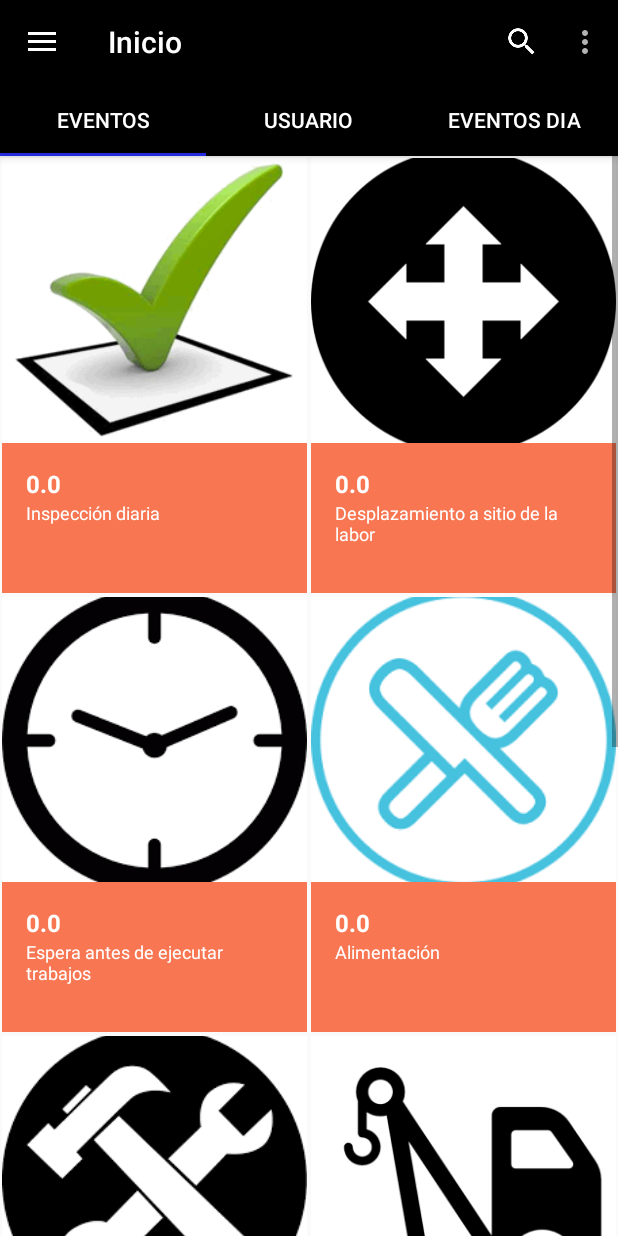
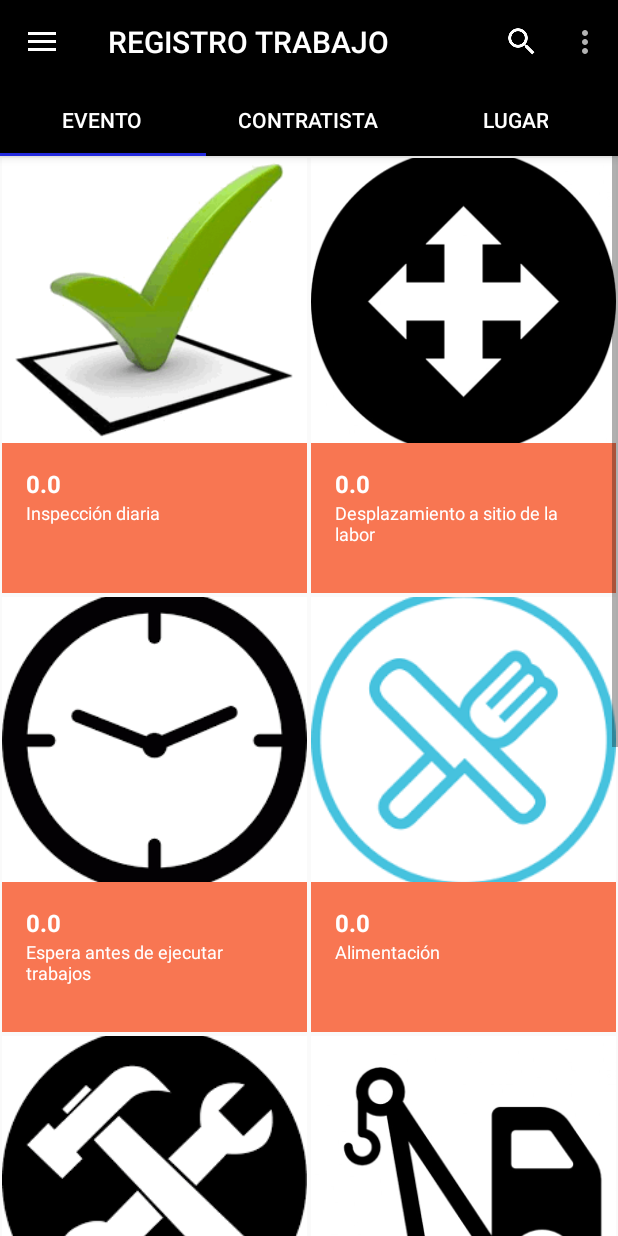
Before and after one commit to diegoochoac/ConcentradorEventos, an Android app: the FragmentoCategoria screen opened directly, with no data from a screen before it, on a phone screen of 412 x 824 dp. Run offline under Robolectric (Android 15) with nearby library versions, the phone set to English and light mode, and no system bars; pictures from the network do not load.

Commit message:
Actualizacion Codigo2

```diff
--- a/app/src/main/java/fragments/FragmentoCategoria.java
+++ b/app/src/main/java/fragments/FragmentoCategoria.java
@@ -13,7 +13,10 @@ import android.view.ViewGroup;
 
 import com.concentrador.agrum.concentradoreventos.R;
 
+import basedatos.contratista.Contratista;
 import utils.AdaptadorCategorias;
+import utils.AdaptadorContratista;
+import utils.Contratistas;
 import utils.Eventos;
 import utils.ItemClickListener;
 import utils.OnFragmentInteractionListener;
@@ -29,6 +32,9 @@ public class FragmentoCategoria extends Fragment implements ItemClickListener {
     private RecyclerView reciclador;
     private GridLayoutManager layoutManager;
     private AdaptadorCategorias adaptador;
+    private AdaptadorContratista adaptadorContratista;
+
+    int indiceSeccion;
 
     private OnFragmentInteractionListener mCallback = null;
 
@@ -51,26 +57,34 @@ public class FragmentoCategoria extends Fragment implements ItemClickListener {
                              Bundle savedInstanceState) {
         View view = inflater.inflate(R.layout.fragmento_grupo_items, container, false);
 
-        reciclador = (RecyclerView) view.findViewById(R.id.reciclador);
-        layoutManager = new GridLayoutManager(getActivity(), 2);
-        reciclador.setLayoutManager(layoutManager);
+        reciclador = (RecyclerView) view.findViewById(R.id.reciclador1);
 
-        int indiceSeccion = getArguments().getInt(INDICE_SECCION);
+        indiceSeccion = getArguments().getInt(INDICE_SECCION);
 
         switch (indiceSeccion) {
             case 0:
+                layoutManager = new GridLayoutManager(getActivity(), 2);
+                reciclador.setLayoutManager(layoutManager);
+
                 adaptador = new AdaptadorCategorias(Eventos.EVENTOS);
+                reciclador.setAdapter(adaptador);
+                adaptador.setClickListener(this);
                 break;
             case 1:
-                adaptador = new AdaptadorCategorias(Eventos.BEBIDAS);//TODO cambiar
+                layoutManager = new GridLayoutManager(getActivity(), 3);
+                reciclador.setLayoutManager(layoutManager);
+
+                adaptadorContratista = new AdaptadorContratista(Contratistas.CONTRATISTAS);//TODO cambiar
+                reciclador.setAdapter(adaptadorContratista);
+                adaptadorContratista.setClickListener(this);
                 break;
             case 2:
-                adaptador = new AdaptadorCategorias(Eventos.POSTRES);
+                //adaptador = new AdaptadorCategorias(Eventos.POSTRES);
+                //reciclador.setAdapter(adaptador);
+                //adaptador.setClickListener(this);
                 break;
         }
 
-        reciclador.setAdapter(adaptador);
-        adaptador.setClickListener(this);
         return view;
     }
 
@@ -111,11 +125,22 @@ public class FragmentoCategoria extends Fragment implements ItemClickListener {
 
     @Override
     public void onClick(View view, int position) {
-        Log.i("Fragmento Categoria","posicion: "+position);
 
-        Bundle args = new Bundle();
-        args.putInt("EventoSelec",position);
-        mCallback.onFragmentIteration(args);
+        switch (indiceSeccion) {
+            case 0:
+                Log.i("Fragmento Categoria","Evento posicion: "+position);
+                Bundle args = new Bundle();
+                args.putInt("EventoSelec",position);
+                mCallback.onFragmentIteration(args);
+                break;
+            case 1:
+                Log.i("Fragmento Categoria","Contratista posicion: "+position);
+                break;
+            case 2:
+                Log.i("Fragmento Categoria","Lugar posicion: "+position);
+                break;
+        }
+
 
     }
 }
--- a/app/src/main/java/fragments/FragmentoCategorias.java
+++ b/app/src/main/java/fragments/FragmentoCategorias.java
@@ -59,8 +59,8 @@ public class FragmentoCategorias extends Fragment {
     private void poblarViewPager(ViewPager viewPager) {
         AdaptadorSecciones adapter = new AdaptadorSecciones(getFragmentManager());
         adapter.addFragment(FragmentoCategoria.nuevaInstancia(0), getString(R.string.titulo_tab_eventos));
-        adapter.addFragment(FragmentoCategoria.nuevaInstancia(1), getString(R.string.titulo_tab_eventos_usuario));
-        adapter.addFragment(FragmentoCategoria.nuevaInstancia(2), getString(R.string.titulo_tab_eventos_dia));
+        adapter.addFragment(FragmentoCategoria.nuevaInstancia(1), getString(R.string.titulo_tab_contratista));
+        adapter.addFragment(FragmentoCategoria.nuevaInstancia(2), getString(R.string.titulo_tab_lugar));
         viewPager.setAdapter(adapter);
     }
 
--- /dev/null
+++ b/app/src/main/java/utils/AdaptadorContratista.java
@@ -0,0 +1,92 @@
+package utils;
+
+import android.support.v7.widget.RecyclerView;
+import android.util.Log;
+import android.view.LayoutInflater;
+import android.view.View;
+import android.view.ViewGroup;
+import android.widget.ImageView;
+import android.widget.TextView;
+
+import com.bumptech.glide.Glide;
+import com.concentrador.agrum.concentradoreventos.R;
+
+import java.util.List;
+
+import basedatos.contratista.Contratista;
+
+/**
+ * Adaptador para comidas usadas en la sección "Categorías"
+ */
+public class AdaptadorContratista extends RecyclerView.Adapter<AdaptadorContratista.ViewHolder> {
+
+
+    private final List<Contratistas> items;
+
+    static ItemClickListener clickListener;
+
+    public static class ViewHolder extends RecyclerView.ViewHolder implements View.OnClickListener{
+        // Campos respectivos de un item
+        public TextView nombre;
+        public TextView precio;
+        public ImageView imagen;
+
+
+        public ViewHolder(View v) {
+            super(v);
+
+            nombre = (TextView) v.findViewById(R.id.nombre_comida);
+            precio = (TextView) v.findViewById(R.id.precio_comida);
+            imagen = (ImageView) v.findViewById(R.id.miniatura_comida);
+            v.setTag(v);
+            v.setOnClickListener(this);
+        }
+
+        @Override
+        public void onClick(View view) {
+            Log.i("posision","posicion:");
+            if(clickListener != null){
+                clickListener.onClick(view, getAdapterPosition()); //OnItemClickListener mItemClickListener;
+            }
+        }
+    }
+
+
+    public void setClickListener(ItemClickListener itemClickListener){
+        this.clickListener = itemClickListener;
+    }
+
+
+
+    public AdaptadorContratista(List<Contratistas> items) {
+        this.items = items;
+    }
+
+
+    @Override
+    public int getItemCount() {
+        return items.size();
+    }
+
+    @Override
+    public ViewHolder onCreateViewHolder(ViewGroup viewGroup, int i) {
+        View v = LayoutInflater.from(viewGroup.getContext())
+                .inflate(R.layout.item_lista_categorias, viewGroup, false);
+        return new ViewHolder(v);
+    }
+
+    @Override
+    public void onBindViewHolder(ViewHolder viewHolder, int i) {
+        Contratistas item = items.get(i);
+
+        Glide.with(viewHolder.itemView.getContext())
+                .load(item.getIdDrawable())
+                .centerCrop()
+                .into(viewHolder.imagen);
+        viewHolder.nombre.setText(item.getNombre());
+        viewHolder.precio.setText("" + item.getPrecio());
+
+    }
+
+
+}
--- /dev/null
+++ b/app/src/main/java/utils/Contratistas.java
@@ -0,0 +1,48 @@
+package utils;
+
+import com.concentrador.agrum.concentradoreventos.R;
+
+import java.util.ArrayList;
+import java.util.List;
+
+/**
+ * Modelo de datos estático para alimentar la aplicación
+ */
+public class Contratistas {
+    private float precio;
+    private String nombre;
+    private int idDrawable;
+
+    public Contratistas(float precio, String nombre, int idDrawable) {
+        this.precio = precio;
+        this.nombre = nombre;
+        this.idDrawable = idDrawable;
+    }
+
+    public static final List<Contratistas> CONTRATISTAS = new ArrayList<>();
+
+    static {
+        CONTRATISTAS.add(new Contratistas(0, "Maquina 1", R.drawable.labor));
+        CONTRATISTAS.add(new Contratistas(0, "Maquina 2", R.drawable.labor));
+        CONTRATISTAS.add(new Contratistas(0, "Maquina 3", R.drawable.labor));
+        CONTRATISTAS.add(new Contratistas(0, "Maquina 4", R.drawable.labor));
+        CONTRATISTAS.add(new Contratistas(0, "Maquina 5", R.drawable.labor));
+        CONTRATISTAS.add(new Contratistas(0, "Maquina 6", R.drawable.labor));
+        CONTRATISTAS.add(new Contratistas(0, "Maquina 7", R.drawable.labor));
+        CONTRATISTAS.add(new Contratistas(0, "Maquina 8", R.drawable.labor));
+        CONTRATISTAS.add(new Contratistas(0, "Maquina 9", R.drawable.labor));
+        CONTRATISTAS.add(new Contratistas(0, "Maquina 10", R.drawable.labor));
+    }
+
+    public float getPrecio() {
+        return precio;
+    }
+
+    public String getNombre() {
+        return nombre;
+    }
+
+    public int getIdDrawable() {
+        return idDrawable;
+    }
+}
--- a/app/src/main/java/utils/Eventos.java
+++ b/app/src/main/java/utils/Eventos.java
@@ -20,8 +20,7 @@ public class Eventos {
     }
 
     public static final List<Eventos> COMIDAS_POPULARES = new ArrayList<Eventos>();
-    public static final List<Eventos> BEBIDAS = new ArrayList<>();
-    public static final List<Eventos> POSTRES = new ArrayList<>();
+
     public static final List<Eventos> EVENTOS = new ArrayList<>();
 
 
@@ -43,17 +42,6 @@ public class Eventos {
         EVENTOS.add(new Eventos(0, "Parado lluvia", R.drawable.lluvia));
         EVENTOS.add(new Eventos(0, "Labor en Terreno", R.drawable.labor));
 
-        /*BEBIDAS.add(new Eventos(3, "Taza de Café", R.drawable.cafe));
-        BEBIDAS.add(new Eventos(12, "Coctel Tronchatoro", R.drawable.coctel));
-        BEBIDAS.add(new Eventos(5, "Jugo Natural", R.drawable.jugo_natural));
-        BEBIDAS.add(new Eventos(24, "Coctel Jordano", R.drawable.coctel_jordano));
-        BEBIDAS.add(new Eventos(30, "Botella Vino Tinto Darius", R.drawable.vino_tinto));
-
-        POSTRES.add(new Eventos(2, "Postre De Vainilla", R.drawable.postre_vainilla));
-        POSTRES.add(new Eventos(3, "Flan Celestial", R.drawable.flan_celestial));
-        POSTRES.add(new Eventos(2.5f, "Cupcake Festival", R.drawable.cupcakes_festival));
-        POSTRES.add(new Eventos(4, "Pastel De Fresa", R.drawable.pastel_fresa));
-        POSTRES.add(new Eventos(5, "Muffin Amoroso", R.drawable.muffin_amoroso));*/
     }
 
     public float getPrecio() {
--- a/app/src/main/res/layout/fragmento_grupo_items.xml
+++ b/app/src/main/res/layout/fragmento_grupo_items.xml
@@ -1,6 +1,17 @@
 <?xml version="1.0" encoding="utf-8"?>
-<android.support.v7.widget.RecyclerView xmlns:android="http://schemas.android.com/apk/res/android"
-    android:id="@+id/reciclador"
+<RelativeLayout xmlns:android="http://schemas.android.com/apk/res/android"
+    xmlns:app="http://schemas.android.com/apk/res-auto"
+    xmlns:tools="http://schemas.android.com/tools"
     android:layout_width="match_parent"
     android:layout_height="match_parent"
-    android:scrollbars="vertical" />
+    android:orientation="vertical">
+
+    <android.support.v7.widget.RecyclerView
+        android:id="@+id/reciclador1"
+        android:layout_width="match_parent"
+        android:layout_height="match_parent"
+        android:scrollbars="vertical"
+        android:layout_alignParentTop="true"
+        android:layout_alignParentStart="true" />
+
+</RelativeLayout>
--- a/app/src/main/res/values/strings.xml
+++ b/app/src/main/res/values/strings.xml
@@ -3,16 +3,16 @@
     <string name="action_settings">Settings</string>
     <string name="action_search">Buscar</string>
 
-    <string name="item_inicio">Inicio</string>
-    <string name="item_cuenta">Mi Cuenta</string>
-    <string name="item_Historial">Historial</string>
-    <string name="item_configuracion">Configuración</string>
+    <string name="item_inicio">REGISTRO TRABAJO</string>
+    <string name="item_cuenta">MI CUENTA</string>
+    <string name="item_Historial">HISTORIAL TRABAJO</string>
+    <string name="item_configuracion">CONFIGURACIÓN</string>
 
     <string name="titulo_eventos_populares">Historial de Eventos</string>
 
-    <string name="titulo_tab_eventos">EVENTOS</string>
-    <string name="titulo_tab_eventos_usuario">USUARIO</string>
-    <string name="titulo_tab_eventos_dia">EVENTOS DIA</string>
+    <string name="titulo_tab_eventos">EVENTO</string>
+    <string name="titulo_tab_contratista">CONTRATISTA</string>
+    <string name="titulo_tab_lugar">LUGAR</string>
 
     <!-- TODO: Remove or change this placeholder text -->
     <string name="hello_blank_fragment">Hello blank fragment</string>
```
